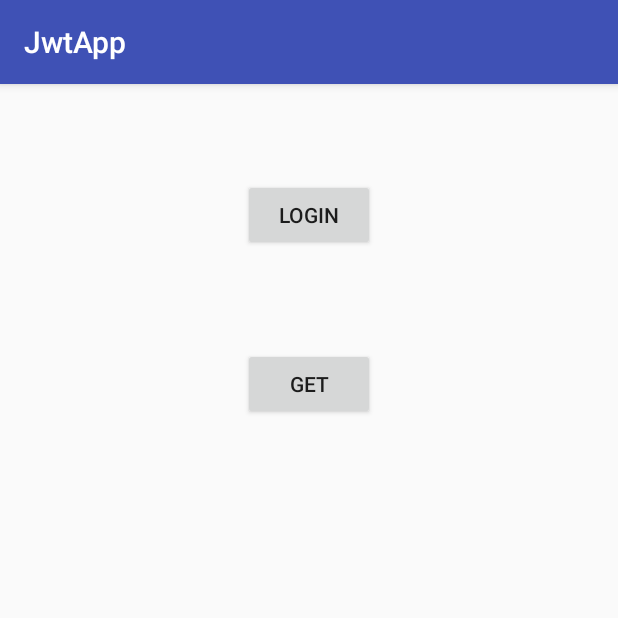
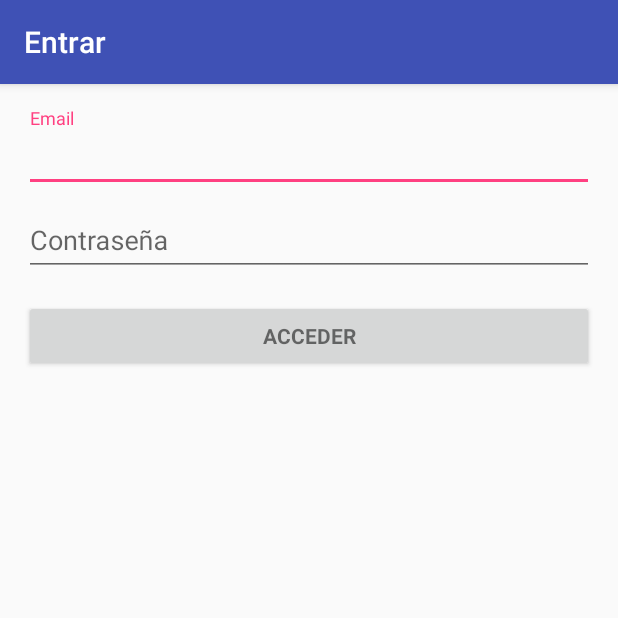
Before and after one commit to toninoes/jwt-autenticacion-rest-cliente-android, an Android app: the screen it shows after launch (MainActivity before the commit, LoginActivity after it), on a phone screen of 412 x 824 dp, the top half of it. Run offline under Robolectric (Android 15) with nearby library versions, the phone set to English and light mode, and no system bars.

Commit message:
Creado Login

```diff
--- a/app/src/main/java/uca/ruiz/antonio/jwtapp/MainActivity.java
+++ /dev/null
@@ -1,108 +0,0 @@
-package uca.ruiz.antonio.jwtapp;
-
-import android.support.v7.app.AppCompatActivity;
-import android.os.Bundle;
-import android.view.View;
-import android.widget.Button;
-import android.widget.Toast;
-
-import java.io.IOException;
-
-import okhttp3.ResponseBody;
-import retrofit2.Call;
-import retrofit2.Callback;
-import retrofit2.Response;
-import retrofit2.Retrofit;
-import retrofit2.converter.gson.GsonConverterFactory;
-
-public class MainActivity extends AppCompatActivity {
-
-    Button btn_login, btn_get;
-    private static String token;
-
-    /*Retrofit.Builder builder = new Retrofit.Builder()
-            .baseUrl("http://10.0.2.2:8080/")
-            .addConverterFactory(GsonConverterFactory.create());
-
-    Retrofit retrofit = builder.build();
-
-    MyApiService userClient = retrofit.create(MyApiService.class);*/
-
-    @Override
-    protected void onCreate(Bundle savedInstanceState) {
-        super.onCreate(savedInstanceState);
-        setContentView(R.layout.activity_main);
-
-        btn_login = (Button) findViewById(R.id.btn_login);
-        btn_get = (Button) findViewById(R.id.btn_get);
-
-        btn_login.setOnClickListener(new View.OnClickListener() {
-            @Override
-            public void onClick(View view) {
-                login();
-            }
-        });
-
-        btn_get.setOnClickListener(new View.OnClickListener() {
-            @Override
-            public void onClick(View view) {
-                getCosas();
-            }
-        });
-    }
-
-    private void login() {
-        /*
-         * hardcoded usuario y contraseña
-         * ROL          USUARIO         PASSWORD
-         * =======================================
-         * ADMIN        admin           admin
-         * SANITARIO    sanitario       sanitario
-         * PACIENTE     paciente        paciente
-         */
-        Login login = new Login("admin", "admin");
-
-        Call<TokenResponse> call = MyApiAdapter.getApiService().login(login); //userClient.login(login);
-
-        call.enqueue(new Callback<TokenResponse>() {
-            @Override
-            public void onResponse(Call<TokenResponse> call, Response<TokenResponse> response) {
-                if(response.isSuccessful()) {
-                    token = "Bearer " + response.body().getToken();
-                    Toast.makeText(MainActivity.this, token, Toast.LENGTH_SHORT).show();
-                } else {
-                    Toast.makeText(MainActivity.this, "Login incorrecto !", Toast.LENGTH_SHORT).show();
-                }
-            }
-
-            @Override
-            public void onFailure(Call<TokenResponse> call, Throwable t) {
-                Toast.makeText(MainActivity.this, "error :(", Toast.LENGTH_SHORT).show();
-            }
-        });
-    }
-
-    private void getCosas() {
-        Call<ResponseBody> call = MyApiAdapter.getApiService().getCosas(token); //userClient.getCosas(token);
-
-        call.enqueue(new Callback<ResponseBody>() {
-            @Override
-            public void onResponse(Call<ResponseBody> call, Response<ResponseBody> response) {
-                if(response.isSuccessful()) {
-                    try {
-                        Toast.makeText(MainActivity.this, response.body().string(), Toast.LENGTH_SHORT).show();
-                    } catch (IOException e) {
-                        e.printStackTrace();
-                    }
-                } else {
-                    Toast.makeText(MainActivity.this, "Token incorrecto !", Toast.LENGTH_SHORT).show();
-                }
-            }
-
-            @Override
-            public void onFailure(Call<ResponseBody> call, Throwable t) {
-                Toast.makeText(MainActivity.this, "error :(", Toast.LENGTH_SHORT).show();
-            }
-        });
-    }
-}
--- a/app/src/main/java/uca/ruiz/antonio/jwtapp/MyApiAdapter.java
+++ b/app/src/main/java/uca/ruiz/antonio/jwtapp/data/io/MyApiAdapter.java
@@ -1,4 +1,4 @@
-package uca.ruiz.antonio.jwtapp;
+package uca.ruiz.antonio.jwtapp.data.io;
 
 import com.google.gson.Gson;
 import com.google.gson.GsonBuilder;
--- a/app/src/main/java/uca/ruiz/antonio/jwtapp/MyApiService.java
+++ b/app/src/main/java/uca/ruiz/antonio/jwtapp/data/io/MyApiService.java
@@ -1,4 +1,4 @@
-package uca.ruiz.antonio.jwtapp;
+package uca.ruiz.antonio.jwtapp.data.io;
 
 import okhttp3.ResponseBody;
 import retrofit2.Call;
@@ -7,6 +7,8 @@ import retrofit2.http.GET;
 import retrofit2.http.Header;
 import retrofit2.http.Headers;
 import retrofit2.http.POST;
+import uca.ruiz.antonio.jwtapp.data.mapping.Login;
+import uca.ruiz.antonio.jwtapp.data.mapping.TokenResponse;
 
 /**
  * Created by toni on 04/06/2018.
--- a/app/src/main/java/uca/ruiz/antonio/jwtapp/Login.java
+++ b/app/src/main/java/uca/ruiz/antonio/jwtapp/data/mapping/Login.java
@@ -1,4 +1,4 @@
-package uca.ruiz.antonio.jwtapp;
+package uca.ruiz.antonio.jwtapp.data.mapping;
 
 /**
  * Created by toni on 04/06/2018.
@@ -12,4 +12,6 @@ public class Login {
         this.username = username;
         this.password = password;
     }
+
+
 }
--- a/app/src/main/java/uca/ruiz/antonio/jwtapp/TokenResponse.java
+++ b/app/src/main/java/uca/ruiz/antonio/jwtapp/data/mapping/TokenResponse.java
@@ -1,4 +1,4 @@
-package uca.ruiz.antonio.jwtapp;
+package uca.ruiz.antonio.jwtapp.data.mapping;
 
 /**
  * Created by toni on 04/06/2018.
--- /dev/null
+++ b/app/src/main/res/layout/activity_login.xml
@@ -0,0 +1,66 @@
+<LinearLayout xmlns:android="http://schemas.android.com/apk/res/android"
+    xmlns:tools="http://schemas.android.com/tools"
+    android:layout_width="match_parent"
+    android:layout_height="match_parent"
+    android:gravity="center_horizontal"
+    android:orientation="vertical"
+    android:paddingBottom="@dimen/activity_vertical_margin"
+    android:paddingLeft="@dimen/activity_horizontal_margin"
+    android:paddingRight="@dimen/activity_horizontal_margin"
+    android:paddingTop="@dimen/activity_vertical_margin"
+    tools:context="uca.ruiz.antonio.jwtapp.ui.LoginActivity">
+
+    <ScrollView
+        android:id="@+id/login_form"
+        android:layout_width="match_parent"
+        android:layout_height="match_parent">
+
+        <LinearLayout
+            android:id="@+id/email_login_form"
+            android:layout_width="match_parent"
+            android:layout_height="wrap_content"
+            android:orientation="vertical">
+
+            <android.support.design.widget.TextInputLayout
+                android:layout_width="match_parent"
+                android:layout_height="wrap_content">
+
+                <AutoCompleteTextView
+                    android:id="@+id/email"
+                    android:layout_width="match_parent"
+                    android:layout_height="wrap_content"
+                    android:hint="@string/prompt_email"
+                    android:inputType="textEmailAddress"
+                    android:maxLines="1" />
+
+            </android.support.design.widget.TextInputLayout>
+
+            <android.support.design.widget.TextInputLayout
+                android:layout_width="match_parent"
+                android:layout_height="wrap_content">
+
+                <EditText
+                    android:id="@+id/password"
+                    android:layout_width="match_parent"
+                    android:layout_height="wrap_content"
+                    android:hint="@string/prompt_password"
+                    android:imeActionId="@+id/login"
+                    android:imeActionLabel="@string/action_sign_in_short"
+                    android:imeOptions="actionUnspecified"
+                    android:inputType="textPassword"
+                    android:maxLines="1" />
+
+            </android.support.design.widget.TextInputLayout>
+
+            <Button
+                android:id="@+id/email_sign_in_button"
+                style="?android:textAppearanceSmall"
+                android:layout_width="match_parent"
+                android:layout_height="wrap_content"
+                android:layout_marginTop="16dp"
+                android:text="@string/action_sign_in"
+                android:textStyle="bold" />
+
+        </LinearLayout>
+    </ScrollView>
+</LinearLayout>
--- a/app/src/main/res/layout/activity_main.xml
+++ b/app/src/main/res/layout/activity_main.xml
@@ -4,32 +4,18 @@
     xmlns:tools="http://schemas.android.com/tools"
     android:layout_width="match_parent"
     android:layout_height="match_parent"
-    tools:context="uca.ruiz.antonio.jwtapp.MainActivity">
-
-    <Button
-        android:id="@+id/btn_login"
-        android:layout_width="wrap_content"
-        android:layout_height="wrap_content"
-        android:text="Login"
-        tools:layout_constraintTop_creator="1"
-        tools:layout_constraintRight_creator="1"
-        tools:layout_constraintBottom_creator="1"
-        app:layout_constraintBottom_toTopOf="@+id/btn_get"
-        app:layout_constraintRight_toRightOf="parent"
-        android:layout_marginTop="63dp"
-        tools:layout_constraintLeft_creator="1"
-        android:layout_marginBottom="65dp"
-        app:layout_constraintLeft_toLeftOf="parent"
-        app:layout_constraintTop_toTopOf="parent" />
+    tools:context="uca.ruiz.antonio.jwtapp.ui.MainActivity">
 
     <Button
         android:id="@+id/btn_get"
         android:layout_width="wrap_content"
         android:layout_height="wrap_content"
-        android:text="Get"
+        android:text="Llamada a Servidor"
         tools:layout_constraintTop_creator="1"
-        android:layout_marginTop="176dp"
+        android:layout_marginTop="195dp"
         tools:layout_constraintLeft_creator="1"
-        app:layout_constraintLeft_toLeftOf="@+id/btn_login"
-        app:layout_constraintTop_toTopOf="parent" />
+        app:layout_constraintTop_toTopOf="parent"
+        tools:layout_constraintRight_creator="1"
+        app:layout_constraintRight_toRightOf="parent"
+        app:layout_constraintLeft_toLeftOf="parent" />
 </android.support.constraint.ConstraintLayout>
--- /dev/null
+++ b/app/src/main/res/values/dimens.xml
@@ -0,0 +1,5 @@
+<resources>
+    <!-- Default screen margins, per the Android Design guidelines. -->
+    <dimen name="activity_horizontal_margin">16dp</dimen>
+    <dimen name="activity_vertical_margin">16dp</dimen>
+</resources>
--- a/app/src/main/res/values/strings.xml
+++ b/app/src/main/res/values/strings.xml
@@ -1,3 +1,17 @@
 <resources>
     <string name="app_name">JwtApp</string>
+    <string name="title_activity_login">Entrar</string>
+
+    <!-- Strings related to login -->
+    <string name="prompt_email">Email</string>
+    <string name="prompt_password">Contraseña</string>
+    <string name="action_sign_in">Acceder</string>
+    <string name="action_sign_in_short">Entrar</string>
+    <string name="error_invalid_email">Formato de email no válido</string>
+    <string name="error_invalid_password">Esta contraseña es demasiada corta</string>
+    <string name="error_incorrect_password">Esta contraseña es incorrecta</string>
+    <string name="error_field_required">Este campo es necesario</string>
+    <string name="entrando">Accediendo a la aplicación</string>
+    <item name="visible" type="id"/>
+    <item name="masked" type="id"/>
 </resources>
```
Also changed, not shown: app/build.gradle (+5 -4 lines), app/src/main/AndroidManifest.xml (+8 -1 lines), app/src/main/java/uca/ruiz/antonio/jwtapp/data/Preferencias.java (added, +56 -0 lines), app/src/main/java/uca/ruiz/antonio/jwtapp/ui/LoginActivity.java (added, +171 -0 lines), app/src/main/java/uca/ruiz/antonio/jwtapp/ui/MainActivity.java (added, +67 -0 lines).
